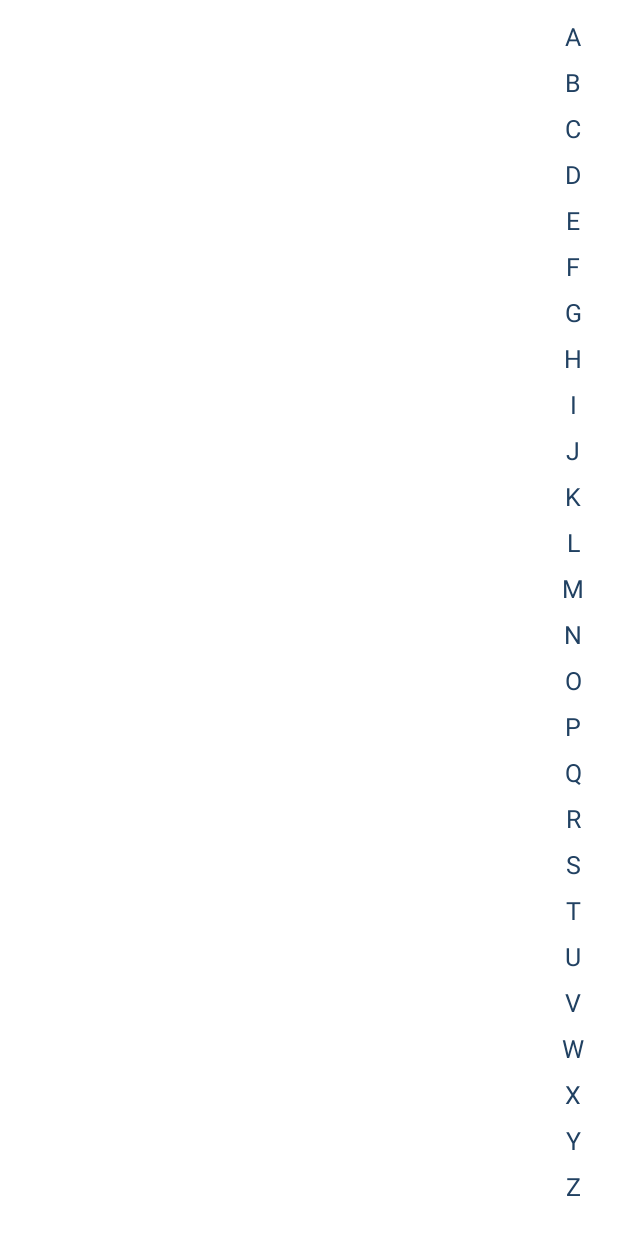
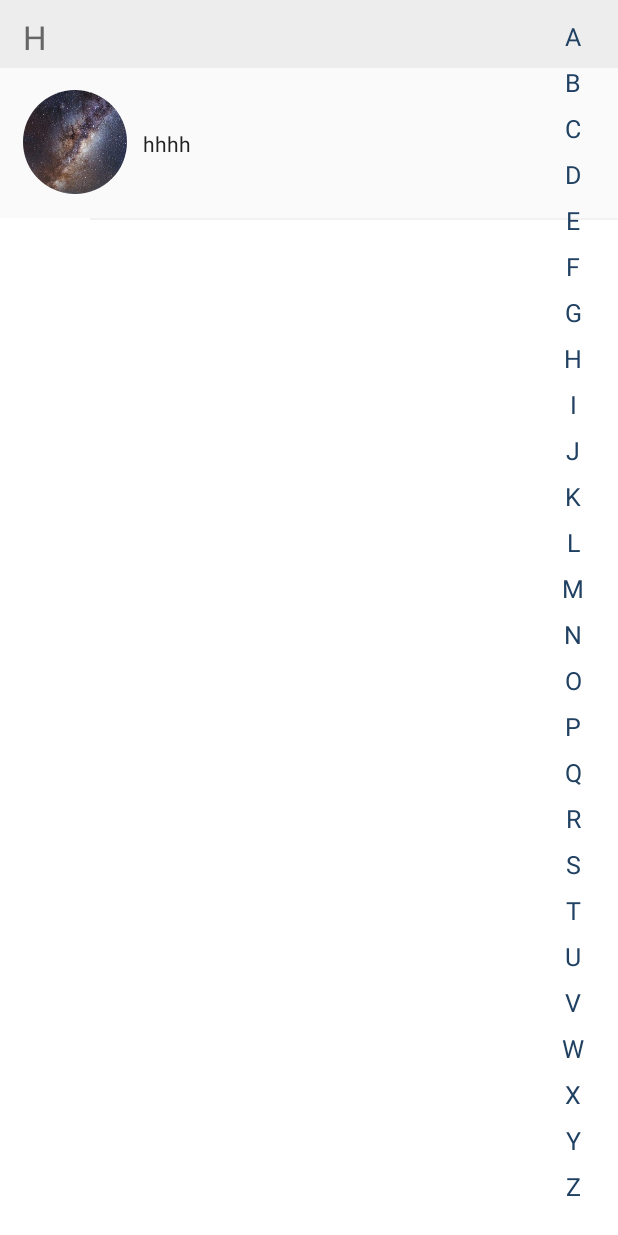
Before and after one commit to lgh0322/chatMyGirl, an Android app: the fragment PersonListFragment shown on its own in the app's theme, on a phone screen of 412 x 824 dp. Run offline under Robolectric (Android 15) with nearby library versions, the phone set to English and light mode, and no system bars; our stand-ins replace CircleImageView; libraries missing offline, so code that uses them is left out: com.blankj.utilcode; 4 statements that could not run were skipped.

Commit message:
fbvdfthdrgr风格cvb和cbggjkvzdfbndffgghfgh

```diff
--- a/app/src/main/java/com/vaca/chatmygirl/adapter/SortAdapter.java
+++ b/app/src/main/java/com/vaca/chatmygirl/adapter/SortAdapter.java
@@ -57,7 +57,7 @@ public class SortAdapter extends BaseAdapter implements StickyListHeadersAdapter
         final SortModel mContent = list.get(position);
         if (view == null) {
             viewHolder = new ViewHolder();
-
+            view = LayoutInflater.from(mContext).inflate(R.layout.item_contacts, null);
 
             view.setTag(viewHolder);
         } else {
@@ -66,7 +66,7 @@ public class SortAdapter extends BaseAdapter implements StickyListHeadersAdapter
 
 
 
-        viewHolder.text.setText(this.list.get(position).getName());
+//        viewHolder.text.setText(this.list.get(position).getName());
 
         return view;
 
--- a/app/src/main/java/com/vaca/chatmygirl/bean/SortModel.kt
+++ b/app/src/main/java/com/vaca/chatmygirl/bean/SortModel.kt
@@ -1,9 +1,27 @@
 package com.vaca.chatmygirl.bean
 
-data class SortModel (
-    var name : String? = null,
-    var sortLetters: String? = null,
-    var isSelectState :Boolean=false,
-    var id: String? = null,
-    var status: String? = null,
-)
+import com.vaca.chatmygirl.utils.HanyuParser
+import java.util.*
+
+class SortModel(var name:String="",var id: String="") {
+
+
+    var sortLetters: String? = null
+    var isSelectState :Boolean=false
+
+    var status: String? = null
+
+
+    init {
+
+        val pinyin=HanyuParser().getStringPinYin(name)
+        val sortString=pinyin.substring(0,1).toUpperCase(Locale.getDefault())
+        if(sortString.matches(Regex("[A-Z]"))){
+            sortLetters=sortString.toUpperCase(Locale.getDefault())
+        }else{
+            sortLetters="#"
+        }
+    }
+
+
+}
--- a/app/src/main/java/com/vaca/chatmygirl/fragment/mainnavi/contact/PersonListFragment.kt
+++ b/app/src/main/java/com/vaca/chatmygirl/fragment/mainnavi/contact/PersonListFragment.kt
@@ -24,7 +24,7 @@ class PersonListFragment: Fragment() {
     private var adapter: SortAdapter? = null
     private var SourceDateList: MutableList<SortModel>? = null
     private var SourceDateList2: MutableList<SortModel>? = null
-    private var pinyinComparator: PinyinComparator? = null
+    private val pinyinComparator=PinyinComparator()
     override fun onCreateView(
         inflater: LayoutInflater,
         container: ViewGroup?,
@@ -86,12 +86,14 @@ class PersonListFragment: Fragment() {
         stickyList.isFastScrollAlwaysVisible = false
 
 
+        val gugu=SortModel("好人","234")
 
 
 
+        SourceDateList= arrayListOf(gugu)
         Collections.sort(SourceDateList, pinyinComparator)
         SourceDateList2 = SourceDateList
-        adapter = SortAdapter(activity, SourceDateList, false)
+        adapter = SortAdapter(requireContext(), SourceDateList, false)
         stickyList.adapter = adapter
 
         return binding.root
@@ -191,9 +193,7 @@ class PersonListFragment: Fragment() {
                 }
             }
             if (filterDateList == null) filterDateList = ArrayList<SortModel>()
-            if (pinyinComparator == null) {
-                pinyinComparator = PinyinComparator()
-            }
+
             // 根据a-z进行排序
             Collections.sort(filterDateList, pinyinComparator)
             SourceDateList2 = filterDateList
--- /dev/null
+++ b/app/src/main/java/com/vaca/chatmygirl/view/AutoScaleTextView.java
@@ -0,0 +1,104 @@
+package com.vaca.chatmygirl.view;
+
+import android.content.Context;
+import android.content.res.TypedArray;
+import android.graphics.Paint;
+import android.util.AttributeSet;
+import android.util.Log;
+import android.util.TypedValue;
+
+import androidx.appcompat.widget.AppCompatTextView;
+
+import com.vaca.chatmygirl.R;
+
+
+public class AutoScaleTextView extends AppCompatTextView {
+    private static final String TAG = "AutoScaleTextview";
+    private float preferredTextSize;
+    private float minTextSize;
+    private Paint textPaint;
+
+    public AutoScaleTextView(Context context) {
+        super(context, null);
+    }
+
+    public AutoScaleTextView(Context context, AttributeSet attrs) {
+        this(context, attrs, R.attr.autoScaleTextViewStyle);
+    }
+
+    public AutoScaleTextView(Context context, AttributeSet attrs, int defStyleAttr) {
+        super(context, attrs, defStyleAttr);
+        this.textPaint = new Paint();
+        TypedArray a = context.obtainStyledAttributes(attrs, R.styleable.AutoScaleTextView, defStyleAttr, 0);
+        this.minTextSize = a.getDimension(R.styleable.AutoScaleTextView_minTextSize, 10f);
+        a.recycle();
+        this.preferredTextSize = this.getTextSize();
+        Log.d(TAG, "this.preferredTextSize = " + this.preferredTextSize + ", this.minTextSize = " + this.minTextSize);
+
+    }
+
+    /**
+     * 设置最小的size
+     *
+     * @param minTextSize
+     */
+    public void setMinTextSize(float minTextSize) {
+        this.minTextSize = minTextSize;
+    }
+
+    /**
+     * 根据填充内容调整textview
+     *
+     * @param text
+     * @param textWidth
+     */
+    private void refitText(String text, int textWidth) {
+        if (textWidth <= 0 || text == null || text.length() == 0) {
+            return;
+        }
+
+        int targetWidth = textWidth - this.getPaddingLeft() - this.getPaddingRight();
+
+        Log.d(TAG, "targetWidth = " + targetWidth);
+
+        final float threshold = 0.5f;
+
+        this.textPaint.set(this.getPaint());
+
+        this.textPaint.setTextSize(this.preferredTextSize);
+        if (this.textPaint.measureText(text) <= targetWidth) {
+            this.setTextSize(TypedValue.COMPLEX_UNIT_PX, this.preferredTextSize);
+            return;
+        }
+
+        float tempMinTextSize = this.minTextSize;
+        float tempPreferredTextSize = this.preferredTextSize;
+
+        Log.d(TAG, "this.preferredTextSize = " + tempPreferredTextSize + ", this.minTextSize = " + tempMinTextSize);
+        while ((tempPreferredTextSize - tempMinTextSize) > threshold) {
+            float size = (tempPreferredTextSize + tempMinTextSize) / 2;
+            this.textPaint.setTextSize(size);
+            if (this.textPaint.measureText(text) >= targetWidth) {
+                tempPreferredTextSize = size;
+            } else {
+                tempMinTextSize = size;
+            }
+        }
+        Log.d(TAG, "this.minTextSize = " + tempMinTextSize);
+
+        this.setTextSize(TypedValue.COMPLEX_UNIT_PX, tempMinTextSize);
+
+    }
+
+    @Override
+    protected void onTextChanged(CharSequence text, int start, int lengthBefore, int lengthAfter) {
+        this.refitText(text.toString(), this.getWidth());
+    }
+
+    @Override
+    protected void onSizeChanged(int width, int h, int oldw, int oldh) {
+        if (width != oldw) {
+            this.refitText(this.getText().toString(), width);
+        }
+    }
+}
--- /dev/null
+++ b/app/src/main/res/layout/item_contacts.xml
@@ -0,0 +1,69 @@
+<?xml version="1.0" encoding="utf-8"?>
+<LinearLayout xmlns:android="http://schemas.android.com/apk/res/android"
+    xmlns:app="http://schemas.android.com/apk/res-auto"
+    android:layout_width="match_parent"
+    android:layout_height="wrap_content"
+    android:gravity="center_vertical"
+    android:orientation="vertical">
+
+    <LinearLayout
+        android:layout_width="fill_parent"
+        android:layout_height="100dp"
+        android:background="#fffafafa"
+        android:gravity="center_vertical"
+        android:orientation="horizontal">
+
+        <com.vaca.chatmygirl.view.CircleImageView
+            android:id="@+id/profile_image"
+            android:layout_width="70dp"
+            android:layout_height="70dp"
+            android:layout_marginLeft="15dp"
+            android:src="@drawable/banner"
+            />
+
+
+        <LinearLayout
+            android:layout_width="match_parent"
+            android:layout_height="match_parent"
+            android:paddingTop="3dp"
+            android:paddingBottom="2dp"
+            android:orientation="vertical">
+            <com.vaca.chatmygirl.view.AutoScaleTextView
+                android:id="@+id/title"
+                android:layout_width="match_parent"
+                android:layout_height="match_parent"
+                android:layout_gravity="center_vertical"
+                android:layout_marginLeft="10dp"
+                android:layout_weight="1.0"
+                android:gravity="center_vertical"
+                android:singleLine="true"
+                android:text="hhhh"
+                app:minTextSize="10sp"
+                android:textColor="#222222"
+                android:textSize="14sp" />
+            <TextView
+                android:id="@+id/status"
+                android:visibility="gone"
+                android:layout_weight="1.0"
+                android:layout_width="match_parent"
+                android:layout_height="match_parent"
+                android:textColor="#999999"
+                android:textSize="12sp"
+                android:gravity="center_vertical"
+                android:layout_marginLeft="10dp"
+                android:text="[在线]"
+/>
+        </LinearLayout>
+
+
+
+    </LinearLayout>
+
+    <View
+        android:id="@+id/view_line"
+        android:layout_width="match_parent"
+        android:layout_height="1dp"
+        android:layout_marginLeft="60dp"
+        android:background="#F2F1F1" />
+
+</LinearLayout>
```
